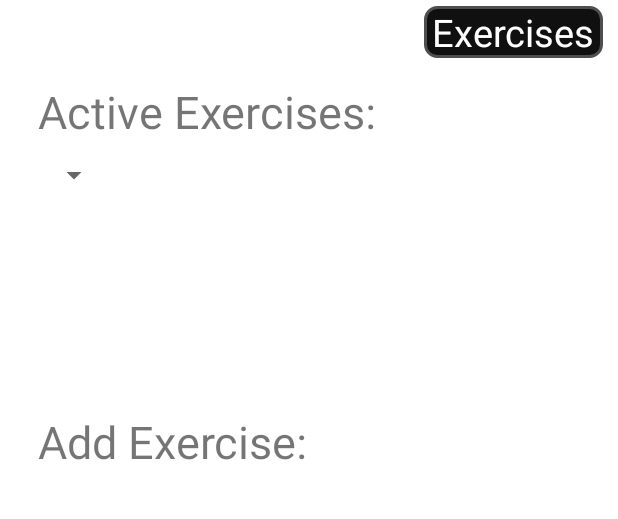
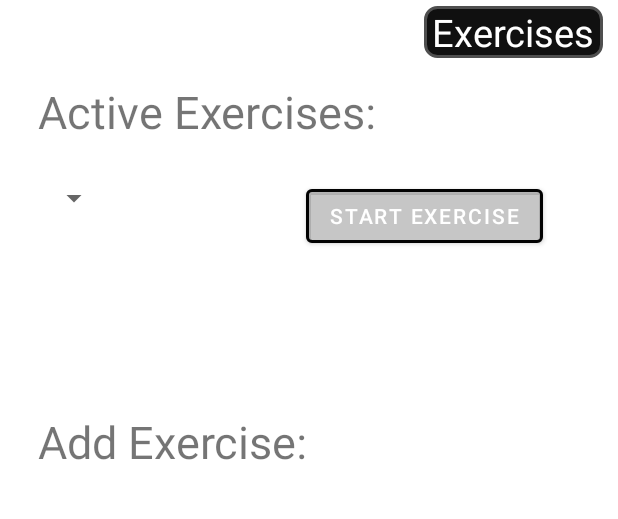
Before and after one commit to denisferatovic/EMP_Fitness_App, an Android app: the screen it shows after launch (MainActivity), after a tap on "ADD EXERCISE", on a phone screen of 412 x 824 dp, the part 84-603 px from its top. Run offline under Robolectric (Android 15) with nearby library versions, the phone set to English and light mode, and no system bars; our stand-ins replace Firebase (no records; nobody signed in at launch, a user with empty details on screens opened directly).

Commit message:
Dropdown implemented
Start Exercise button sends to WorkoutFragment (denis to do)

```diff
--- a/app/src/main/java/com/example/fitnessemp/MainActivity.java
+++ b/app/src/main/java/com/example/fitnessemp/MainActivity.java
@@ -115,7 +115,6 @@ public class MainActivity extends AppCompatActivity implements NavigationView.On
         });
 
     }
-
     @Override
     public void onLocationChanged(Location location) {
         onlyOneLocation = location;
--- a/app/src/main/java/com/example/fitnessemp/SecondFragment.java
+++ b/app/src/main/java/com/example/fitnessemp/SecondFragment.java
@@ -1,11 +1,15 @@
 package com.example.fitnessemp;
 
+import android.app.Activity;
 import android.os.Bundle;
 import android.util.Log;
 import android.view.LayoutInflater;
 import android.view.View;
 import android.view.ViewGroup;
+import android.widget.AdapterView;
+import android.widget.ArrayAdapter;
 import android.widget.Button;
+import android.widget.Spinner;
 
 import androidx.annotation.NonNull;
 import androidx.annotation.Nullable;
@@ -17,11 +21,18 @@ import com.google.firebase.database.DatabaseError;
 import com.google.firebase.database.DatabaseReference;
 import com.google.firebase.database.FirebaseDatabase;
 import com.google.firebase.database.ValueEventListener;
+import com.example.fitnessemp.AddExerciseFragment.Workout;
+
+import java.util.ArrayList;
+import java.util.HashMap;
+import java.util.Iterator;
 
 public class SecondFragment extends Fragment {
 
     View view;
     Button exercise;
+    Button start;
+    String key;
     @Nullable
     @Override
     public View onCreateView(LayoutInflater inflater, @Nullable ViewGroup container, @Nullable Bundle savedInstanceState) {
@@ -34,12 +45,45 @@ public class SecondFragment extends Fragment {
         exercise = view.findViewById(R.id.addExercise2);
         exercise.setOnClickListener(view -> goToAddExercise());
 
+        Spinner s = (Spinner) view.findViewById(R.id.spinner);
+        ArrayList<String> arraySpinner = new ArrayList<String>();
+        for(HashMap.Entry<String, AddExerciseFragment.Workout> entry : MainActivity.workouts.entrySet()){
+            arraySpinner.add(entry.getValue().ime());
+        }
+        ArrayAdapter<String> adapter = new ArrayAdapter<String>(view.getContext(),
+                android.R.layout.simple_spinner_dropdown_item, arraySpinner);
+        adapter.setDropDownViewResource(android.R.layout.simple_spinner_dropdown_item);
+        s.setAdapter(adapter);
+        s.setOnItemSelectedListener(new AdapterView.OnItemSelectedListener() {
+            @Override
+            public void onItemSelected(AdapterView<?> parent, View view, int position, long id) {
+                Log.d("Dropdown",parent.getItemAtPosition(position).toString());
+                key=parent.getItemAtPosition(position).toString();
+            }
+
+            @Override
+            public void onNothingSelected(AdapterView<?> parent) {
+
+            }
+        });
+        start = view.findViewById(R.id.StartExercise);
+        start.setOnClickListener(view -> goToExercise());
+
         return view;
+
     }
+
     // called when add exercise button is clicked
     public void goToAddExercise(){
-        Log.i("Info", "Prsu v goToAddExercise");
+        Log.d("Info", "Prsu v goToAddExercise");
         Fragment fragment = new AddExerciseFragment();
+        // Insert the fragment by replacing any existing fragment
+        FragmentManager fragmentManager = getFragmentManager();
+        fragmentManager.beginTransaction().replace(R.id.container_fragment, fragment).commit();
+    }
+    public void goToExercise(){
+        Log.d("Info", "Prsu v goToExercise");
+        Fragment fragment = new WorkoutFragment(key);
         // Insert the fragment by replacing any existing fragment
         FragmentManager fragmentManager = getFragmentManager();
         fragmentManager.beginTransaction().replace(R.id.container_fragment, fragment).commit();
--- a/app/src/main/res/layout/fragment_second.xml
+++ b/app/src/main/res/layout/fragment_second.xml
@@ -10,7 +10,6 @@
         android:layout_width="wrap_content"
         android:layout_height="wrap_content"
         android:layout_marginStart="36dp"
-        android:layout_marginLeft="36dp"
         android:layout_marginTop="40dp"
         android:layout_marginBottom="343dp"
         android:text="@string/add_exercise"
@@ -71,10 +70,26 @@
         android:layout_height="wrap_content"
         android:layout_marginStart="25dp"
         android:layout_marginLeft="25dp"
-        android:layout_marginTop="10dp"
+        android:layout_marginTop="25dp"
         app:layout_constraintStart_toStartOf="parent"
         app:layout_constraintTop_toBottomOf="@+id/activeItems2"
 
         />
 
+    <Button
+        android:id="@+id/StartExercise"
+        android:layout_width="wrap_content"
+        android:layout_height="wrap_content"
+        android:layout_marginTop="25dp"
+        android:layout_marginEnd="50dp"
+        android:layout_marginRight="50dp"
+        android:text="@string/startExercise"
+        app:layout_constraintEnd_toEndOf="parent"
+        app:layout_constraintTop_toBottomOf="@+id/activeItems2"
+        android:textColor="#FFFFFF"
+        app:backgroundTint="#808E8E8E"
+        app:iconTint="#040303"
+        app:strokeColor="#020202"
+        app:strokeWidth="2dp" />
+
 </androidx.constraintlayout.widget.ConstraintLayout>
--- a/app/src/main/res/values/strings.xml
+++ b/app/src/main/res/values/strings.xml
@@ -62,5 +62,6 @@
     <string name="activity">3. <a href="https://www.nhlbi.nih.gov/health/educational/lose_wt/phy_act.htm" target="_top">Activity guide</a> (Blood institute) </string>
     <string name="track">4. <a href="https://www.heart.org/-/media/files/health-topics/answers-by-heart/pe-abh-how-can-i-keep-track-of-physical-activity-and-eating-ucm_300471.pdf" target="_top">Track your activity</a> (Easy-reading) </string>
     <string name="basis">5. <a href="https://www.cdc.gov/physicalactivity/basics/index.htm" target="_top">Basic Activities</a> (Human services) </string>
+    <string name="startExercise">Start Exercise</string>
 
 </resources>
```
